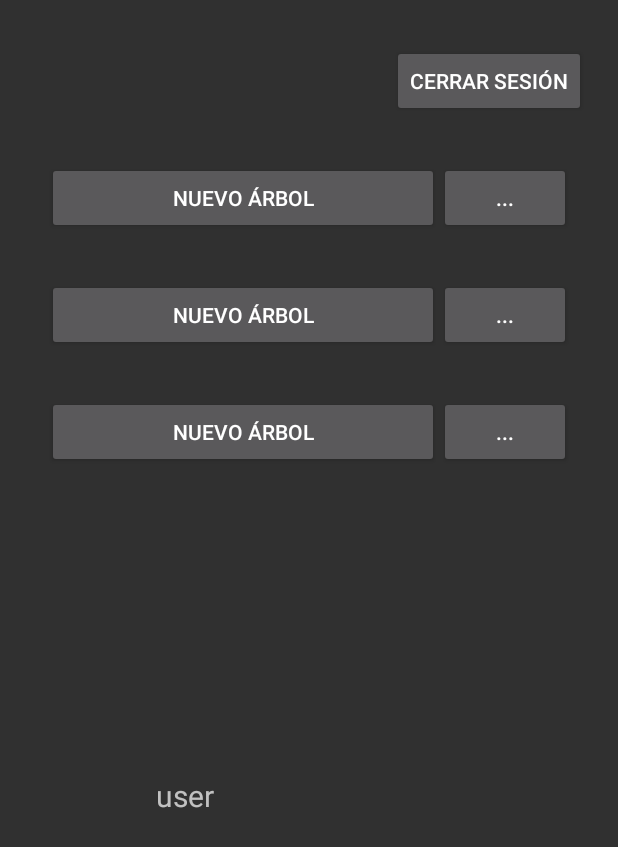
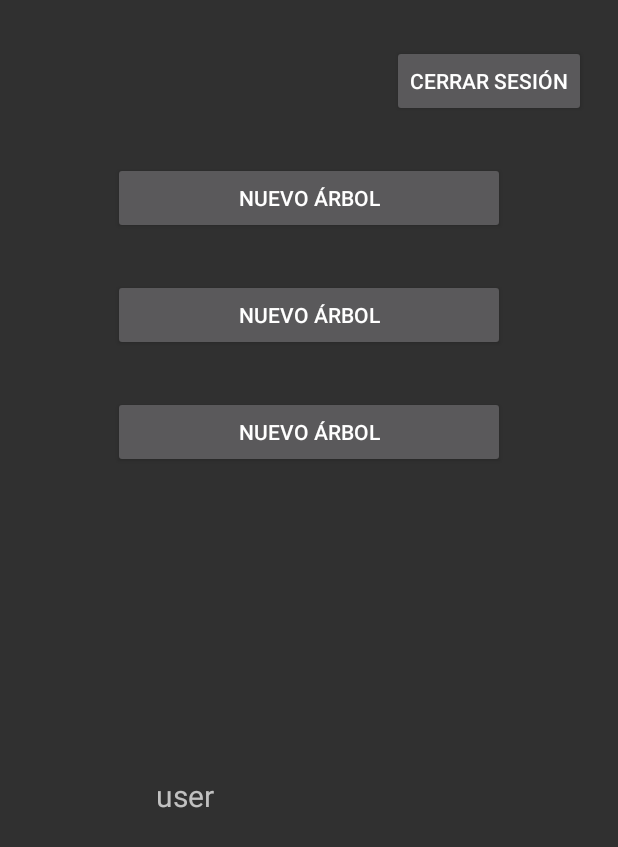
Before and after one commit to aleecks/FamTree, an Android app: the screen it shows after launch once a user with an empty profile is signed in (Home), on a phone screen of 412 x 824 dp. Shown: the top 847 px of the screen. Run offline under Robolectric (Android 15) with nearby library versions, the phone set to English and light mode, and no system bars; our stand-ins replace Firebase (no records; nobody signed in at launch, a user with empty details on screens opened directly).

Commit message:
28/04 - Preparado para empezar el mostrar

```diff
--- a/app/src/main/java/com/imf/famtree/Home.java
+++ b/app/src/main/java/com/imf/famtree/Home.java
@@ -1,5 +1,6 @@
 package com.imf.famtree;
 
+import androidx.annotation.NonNull;
 import androidx.appcompat.app.AppCompatActivity;
 
 import android.content.Intent;
@@ -15,6 +16,8 @@ import com.imf.famtree.inicio.Inicio;
 public class Home extends AppCompatActivity implements View.OnClickListener {
 
     private String nombreArbol;
+
+    private Boolean isArbol1, isArbol2, isArbol3;
 
     private TextView lblNombre, lblCorreo, lblId;
     private Button btnLogOut, btnCrearArbol;
@@ -46,10 +49,15 @@ public class Home extends AppCompatActivity implements View.OnClickListener {
         btnLogOut.setOnClickListener(this);
         btnCrearArbol.setOnClickListener(this);
 
+        // ---- COMPROBAR SI USUARIO TIENE ALGUN ARBOL ---
+
+            // ---- CAMBIAR NOMBRE BOTONES ---
+
+
     }
 
     @Override
-    public void onClick(View view) {
+    public void onClick(@NonNull View view) {
         switch (view.getId()) {
             case R.id.btnLogOut:
                 FirebaseAuth.getInstance().signOut();
--- a/app/src/main/res/layout/vista_home.xml
+++ b/app/src/main/res/layout/vista_home.xml
@@ -16,62 +16,31 @@
         android:layout_marginTop="30dp"
         android:text="Cerrar Sesión" />
 
-    <androidx.gridlayout.widget.GridLayout
-        android:layout_width="wrap_content"
-        android:layout_height="wrap_content"
-        android:layout_marginTop="30dp"
-        android:layout_gravity="center">
 
     <Button
         android:id="@+id/btnArbol1"
         android:layout_width="261dp"
         android:layout_height="wrap_content"
+        android:layout_gravity="center"
+        android:layout_marginTop="30dp"
         android:text="Nuevo Árbol" />
 
-        <Button
-            android:id="@+id/btnOpciones1"
-            android:layout_width="wrap_content"
-            android:layout_height="wrap_content"
-            android:text="..." />
-    </androidx.gridlayout.widget.GridLayout>
-
-    <androidx.gridlayout.widget.GridLayout
-        android:layout_width="wrap_content"
-        android:layout_height="wrap_content"
-        android:layout_marginTop="30dp"
-        android:layout_gravity="center">
 
     <Button
         android:id="@+id/btnArbol2"
         android:layout_width="261dp"
         android:layout_height="wrap_content"
+        android:layout_gravity="center"
+        android:layout_marginTop="30dp"
         android:text="Nuevo Árbol" />
-
-        <Button
-            android:id="@+id/btnOpciones2"
-            android:layout_width="wrap_content"
-            android:layout_height="wrap_content"
-            android:text="..." />
-    </androidx.gridlayout.widget.GridLayout>
-
-    <androidx.gridlayout.widget.GridLayout
-        android:layout_width="wrap_content"
-        android:layout_height="wrap_content"
-        android:layout_marginTop="30dp"
-        android:layout_gravity="center">
 
     <Button
         android:id="@+id/btnArbol3"
         android:layout_width="261dp"
         android:layout_height="wrap_content"
+        android:layout_gravity="center"
+        android:layout_marginTop="30dp"
         android:text="Nuevo Árbol" />
-
-        <Button
-            android:id="@+id/btnOpciones3"
-            android:layout_width="wrap_content"
-            android:layout_height="wrap_content"
-            android:text="..." />
-    </androidx.gridlayout.widget.GridLayout>
 
     <TextView
         android:id="@+id/lblNombre"
@@ -79,8 +48,8 @@
         android:layout_height="wrap_content"
         android:layout_gravity="center"
         android:layout_marginTop="90dp"
-        android:textSize="20dp"
-        android:text="Nombre" />
+        android:text="Nombre"
+        android:textSize="20dp" />
 
     <TextView
         android:id="@+id/lblCorreo"
@@ -88,8 +57,8 @@
         android:layout_height="wrap_content"
         android:layout_gravity="center"
         android:layout_marginTop="30dp"
-        android:textSize="20dp"
-        android:text="Correo" />
+        android:text="Correo"
+        android:textSize="20dp" />
 
     <TextView
         android:id="@+id/lblUID"
```
Also changed, not shown: app/src/main/java/com/imf/famtree/CrearMiembro.java (+9 -11 lines), app/src/main/java/com/imf/famtree/SubirArbol.java (+52 -3 lines), app/src/main/res/layout/vista_crear_miembro.xml (+1 -18 lines), app/src/main/res/layout/vista_subir_arbol.xml (renamed from app/src/main/res/layout/activity_subir_arbol.xml). Lines whose indentation alone changed are shown as unchanged.
